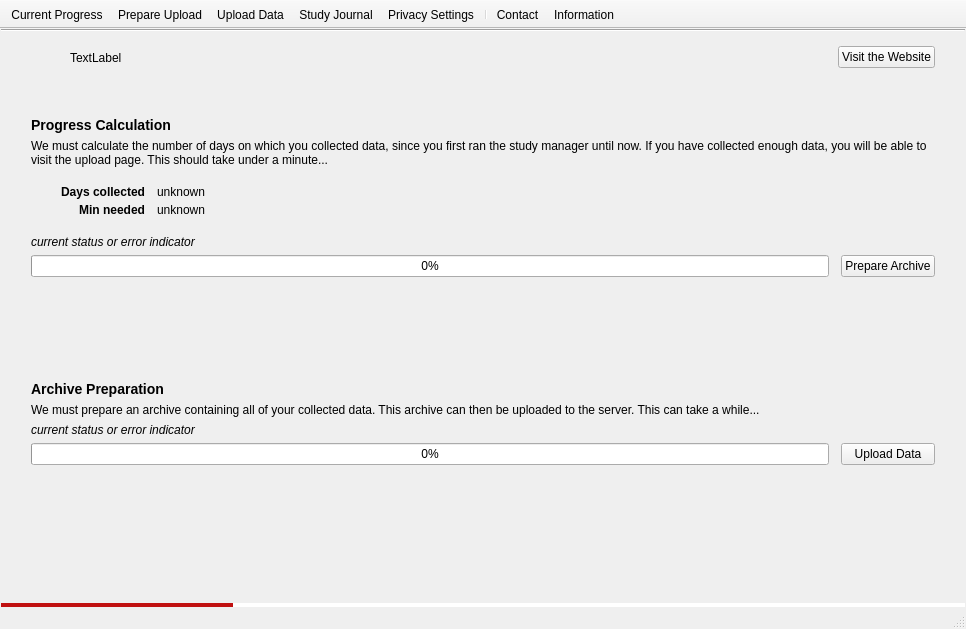
Above: mainwindow.ui from SteveDodierLazaroPhD/UserStudyManager before the change. Below: the same form after it.
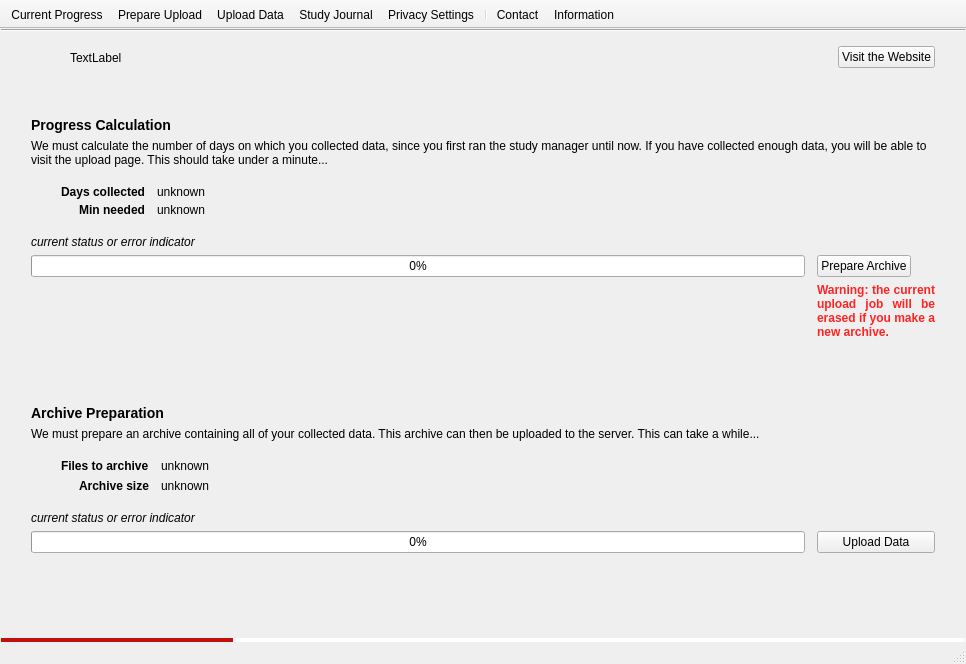
That is the form after the change. Icons and pictures are not drawn. Custom widgets are drawn as their Qt base class.

Commit message:
RequestService for post requests via JSON API (not yet functional, auth cookie is missing) Now building archive of all relevant log.gz files plus of activities.sqlite Added a 3rd-party library for building Tar archives Fixed issues in the ProgressReportManager (was enabling archive building even without enough logged data) Moved the MainWindow::WebManager to StudyUtils::WebViewService
original bzr status:
revno: 25
committer: Steve Dodier-Lazaro <s.dodier-lazaro@cs.ucl.ac.uk>
branch nick: UCLStudyClient
timestamp: Thu 2015-06-25 14:13:00 +0100

Diff of the .ui file:
```diff
--- a/mainwindow.ui
+++ b/mainwindow.ui
@@ -7,7 +7,7 @@
     <x>0</x>
     <y>0</y>
     <width>966</width>
-    <height>629</height>
+    <height>664</height>
    </rect>
   </property>
   <property name="windowTitle">
@@ -290,7 +290,7 @@
          </property>
         </spacer>
        </item>
-       <item row="10" column="0">
+       <item row="13" column="0">
         <widget class="QLabel" name="progressArchiveStatusLabel">
          <property name="text">
           <string>&lt;html&gt;&lt;head/&gt;&lt;body&gt;&lt;p&gt;&lt;span style=&quot; font-style:italic;&quot;&gt;current status or error indicator&lt;/span&gt;&lt;/p&gt;&lt;/body&gt;&lt;/html&gt;</string>
@@ -304,7 +304,7 @@
          </property>
         </widget>
        </item>
-       <item row="11" column="2">
+       <item row="14" column="2">
         <widget class="ProgressButton" name="progressGoToUploadButton">
          <property name="sizePolicy">
           <sizepolicy hsizetype="Minimum" vsizetype="Fixed">
@@ -321,7 +321,7 @@
          </property>
         </widget>
        </item>
-       <item row="11" column="0" colspan="2">
+       <item row="14" column="0" colspan="2">
         <widget class="QProgressBar" name="progressArchiveBar">
          <property name="maximum">
           <number>1</number>
@@ -331,6 +331,56 @@
          </property>
         </widget>
        </item>
+       <item row="11" column="0">
+        <layout class="QFormLayout" name="formLayout">
+         <property name="labelAlignment">
+          <set>Qt::AlignRight|Qt::AlignTrailing|Qt::AlignVCenter</set>
+         </property>
+         <property name="horizontalSpacing">
+          <number>12</number>
+         </property>
+         <property name="leftMargin">
+          <number>30</number>
+         </property>
+         <property name="topMargin">
+          <number>12</number>
+         </property>
+         <property name="rightMargin">
+          <number>30</number>
+         </property>
+         <property name="bottomMargin">
+          <number>12</number>
+         </property>
+         <item row="1" column="0">
+          <widget class="QLabel" name="progressArchiveSizeLabel">
+           <property name="text">
+            <string>&lt;strong&gt;Archive size&lt;/strong&gt;</string>
+           </property>
+          </widget>
+         </item>
+         <item row="0" column="0">
+          <widget class="QLabel" name="progressArchiveFileCountLabel">
+           <property name="text">
+            <string>&lt;strong&gt;Files to archive&lt;/strong&gt;</string>
+           </property>
+          </widget>
+         </item>
+         <item row="0" column="1">
+          <widget class="QLabel" name="progressArchiveFileCount">
+           <property name="text">
+            <string>unknown</string>
+           </property>
+          </widget>
+         </item>
+         <item row="1" column="1">
+          <widget class="QLabel" name="progressArchiveSize">
+           <property name="text">
+            <string>unknown</string>
+           </property>
+          </widget>
+         </item>
+        </layout>
+       </item>
        <item row="3" column="0">
         <widget class="QLabel" name="progressDayStatusLabel">
          <property name="text">
@@ -338,7 +388,7 @@
          </property>
         </widget>
        </item>
-       <item row="12" column="0" colspan="3">
+       <item row="15" column="0" colspan="3">
         <spacer name="verticalSpacer_2">
          <property name="orientation">
           <enum>Qt::Vertical</enum>
@@ -351,6 +401,28 @@
          </property>
         </spacer>
        </item>
+       <item row="5" column="2">
+        <widget class="QLabel" name="progressWarningEraseJob">
+         <property name="sizePolicy">
+          <sizepolicy hsizetype="Minimum" vsizetype="Preferred">
+           <horstretch>0</horstretch>
+           <verstretch>0</verstretch>
+          </sizepolicy>
+         </property>
+         <property name="text">
+          <string>&lt;html&gt;&lt;head/&gt;&lt;body&gt;&lt;p&gt;&lt;span style=&quot; font-weight:600; color:#ff2424;&quot;&gt;Warning: the current upload job will be erased if you make a new archive.&lt;/span&gt;&lt;/p&gt;&lt;/body&gt;&lt;/html&gt;</string>
+         </property>
+         <property name="alignment">
+          <set>Qt::AlignJustify|Qt::AlignVCenter</set>
+         </property>
+         <property name="wordWrap">
+          <bool>true</bool>
+         </property>
+         <property name="margin">
+          <number>0</number>
+         </property>
+        </widget>
+       </item>
       </layout>
      </widget>
     </item>
```
The commit also changes 13 other files.
